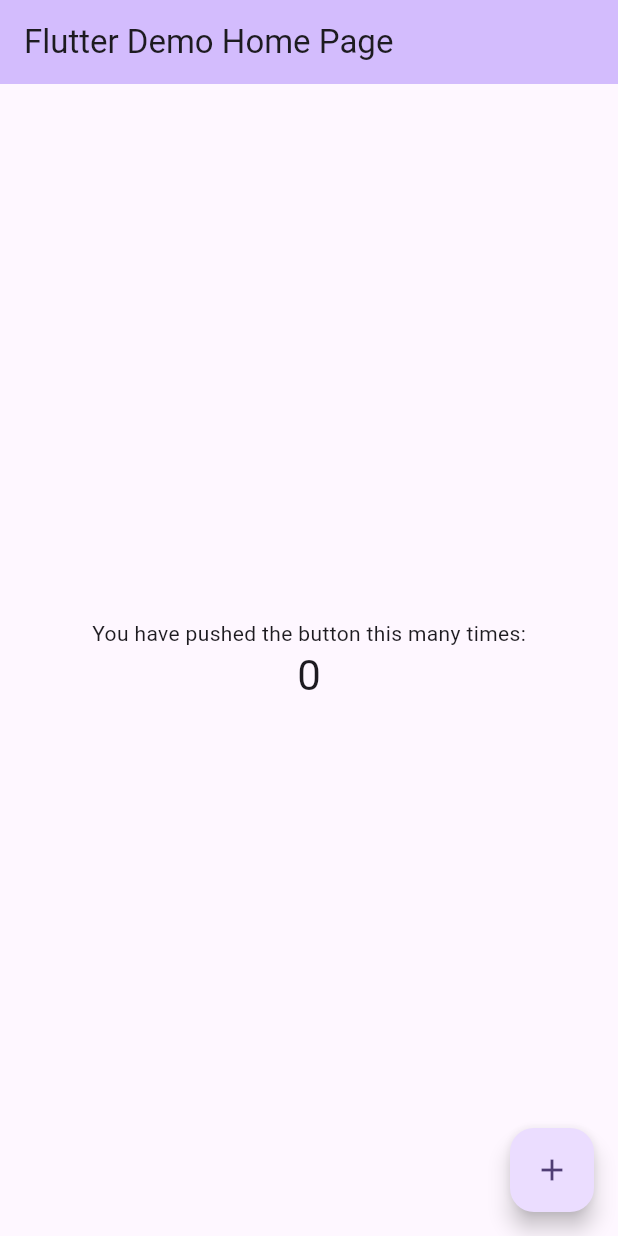
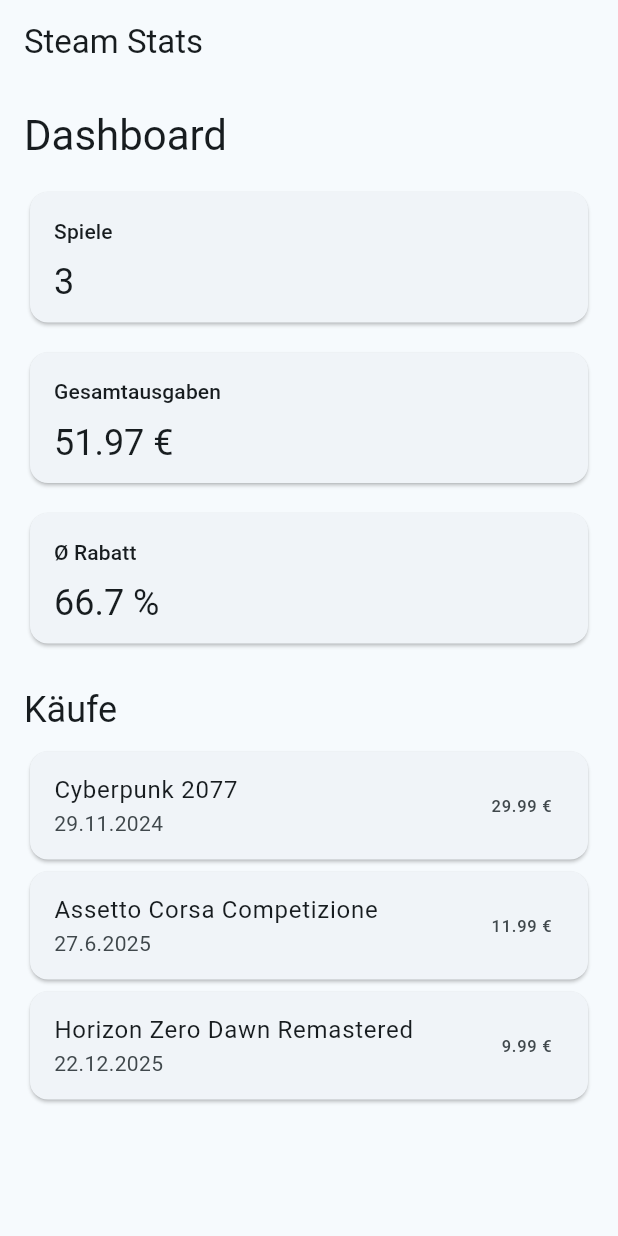
Before and after one commit to A350Fan/Purchase-Statistics, a Flutter app: the screen it shows after launch, on a phone screen of 412 x 824 dp. Run offline on Flutter 3.47's test engine with Material 3 defaults, Android fonts, the phone set to English and light mode, and no system bars.

Commit message:
Add initial Steam dashboard

```diff
--- /dev/null
+++ b/lib/logic/steam_statistics.dart
@@ -0,0 +1,39 @@
+import '../models/steam_purchase.dart';
+
+class SteamStatistics {
+  final List<SteamPurchase> purchases;
+
+  const SteamStatistics(this.purchases);
+
+  double get totalSpent {
+    return purchases.fold(0, (sum, purchase) => sum + purchase.price);
+  }
+
+  int get totalGames {
+    return purchases.length;
+  }
+
+  double? get averageDiscount {
+    final discounts = purchases
+        .map((purchase) => purchase.discount)
+        .whereType<double>()
+        .toList();
+
+    if (discounts.isEmpty) {
+      return null;
+    }
+
+    final sum = discounts.fold(0.0, (a, b) => a + b);
+    return sum / discounts.length;
+  }
+
+  Map<int, double> get spendingByYear {
+    final result = <int, double>{};
+
+    for (final purchase in purchases) {
+      result[purchase.year] = (result[purchase.year] ?? 0) + purchase.price;
+    }
+
+    return result;
+  }
+}
--- a/lib/main.dart
+++ b/lib/main.dart
@@ -1,122 +1,24 @@
 import 'package:flutter/material.dart';
 
+import 'screens/home_screen.dart';
+
 void main() {
-  runApp(const MyApp());
+  runApp(const SteamStatsApp());
 }
 
-class MyApp extends StatelessWidget {
-  const MyApp({super.key});
+class SteamStatsApp extends StatelessWidget {
+  const SteamStatsApp({super.key});
 
-  // This widget is the root of your application.
   @override
   Widget build(BuildContext context) {
     return MaterialApp(
-      title: 'Flutter Demo',
+      title: 'Steam Stats',
+      debugShowCheckedModeBanner: false,
       theme: ThemeData(
-        // This is the theme of your application.
-        //
-        // TRY THIS: Try running your application with "flutter run". You'll see
-        // the application has a purple toolbar. Then, without quitting the app,
-        // try changing the seedColor in the colorScheme below to Colors.green
-        // and then invoke "hot reload" (save your changes or press the "hot
-        // reload" button in a Flutter-supported IDE, or press "r" if you used
-        // the command line to start the app).
-        //
-        // Notice that the counter didn't reset back to zero; the application
-        // state is not lost during the reload. To reset the state, use hot
-        // restart instead.
-        //
-        // This works for code too, not just values: Most code changes can be
-        // tested with just a hot reload.
-        colorScheme: .fromSeed(seedColor: Colors.deepPurple),
+        colorScheme: ColorScheme.fromSeed(seedColor: Colors.blueGrey),
+        useMaterial3: true,
       ),
-      home: const MyHomePage(title: 'Flutter Demo Home Page'),
+      home: const HomeScreen(),
     );
   }
 }
-
-class MyHomePage extends StatefulWidget {
-  const MyHomePage({super.key, required this.title});
-
-  // This widget is the home page of your application. It is stateful, meaning
-  // that it has a State object (defined below) that contains fields that affect
-  // how it looks.
-
-  // This class is the configuration for the state. It holds the values (in this
-  // case the title) provided by the parent (in this case the App widget) and
-  // used by the build method of the State. Fields in a Widget subclass are
-  // always marked "final".
-
-  final String title;
-
-  @override
-  State<MyHomePage> createState() => _MyHomePageState();
-}
-
-class _MyHomePageState extends State<MyHomePage> {
-  int _counter = 0;
-
-  void _incrementCounter() {
-    setState(() {
-      // This call to setState tells the Flutter framework that something has
-      // changed in this State, which causes it to rerun the build method below
-      // so that the display can reflect the updated values. If we changed
-      // _counter without calling setState(), then the build method would not be
-      // called again, and so nothing would appear to happen.
-      _counter++;
-    });
-  }
-
-  @override
-  Widget build(BuildContext context) {
-    // This method is rerun every time setState is called, for instance as done
-    // by the _incrementCounter method above.
-    //
-    // The Flutter framework has been optimized to make rerunning build methods
-    // fast, so that you can just rebuild anything that needs updating rather
-    // than having to individually change instances of widgets.
-    return Scaffold(
-      appBar: AppBar(
-        // TRY THIS: Try changing the color here to a specific color (to
-        // Colors.amber, perhaps?) and trigger a hot reload to see the AppBar
-        // change color while the other colors stay the same.
-        backgroundColor: Theme.of(context).colorScheme.inversePrimary,
-        // Here we take the value from the MyHomePage object that was created by
-        // the App.build method, and use it to set our appbar title.
-        title: Text(widget.title),
-      ),
-      body: Center(
-        // Center is a layout widget. It takes a single child and positions it
-        // in the middle of the parent.
-        child: Column(
-          // Column is also a layout widget. It takes a list of children and
-          // arranges them vertically. By default, it sizes itself to fit its
-          // children horizontally, and tries to be as tall as its parent.
-          //
-          // Column has various properties to control how it sizes itself and
-          // how it positions its children. Here we use mainAxisAlignment to
-          // center the children vertically; the main axis here is the vertical
-          // axis because Columns are vertical (the cross axis would be
-          // horizontal).
-          //
-          // TRY THIS: Invoke "debug painting" (choose the "Toggle Debug Paint"
-          // action in the IDE, or press "p" in the console), to see the
-          // wireframe for each widget.
-          mainAxisAlignment: .center,
-          children: [
-            const Text('You have pushed the button this many times:'),
-            Text(
-              '$_counter',
-              style: Theme.of(context).textTheme.headlineMedium,
-            ),
-          ],
-        ),
-      ),
-      floatingActionButton: FloatingActionButton(
-        onPressed: _incrementCounter,
-        tooltip: 'Increment',
-        child: const Icon(Icons.add),
-      ),
-    );
-  }
-}
--- /dev/null
+++ b/lib/models/steam_purchase.dart
@@ -0,0 +1,31 @@
+class SteamPurchase {
+  final int? id;
+  final DateTime purchaseDate;
+  final String gameName;
+  final double price;
+  final double? originalPrice;
+  final String? note;
+
+  const SteamPurchase({
+    this.id,
+    required this.purchaseDate,
+    required this.gameName,
+    required this.price,
+    this.originalPrice,
+    this.note,
+  });
+
+  int get year => purchaseDate.year;
+
+  int get quarter {
+    return ((purchaseDate.month - 1) ~/ 3) + 1;
+  }
+
+  double? get discount {
+    if (originalPrice == null || originalPrice == 0) {
+      return null;
+    }
+
+    return 1 - (price / originalPrice!);
+  }
+}
--- /dev/null
+++ b/lib/screens/home_screen.dart
@@ -0,0 +1,109 @@
+import 'package:flutter/material.dart';
+
+import '../logic/steam_statistics.dart';
+import '../models/steam_purchase.dart';
+import '../widgets/stat_card.dart';
+
+class HomeScreen extends StatelessWidget {
+  const HomeScreen({super.key});
+
+  List<SteamPurchase> get testPurchases => [
+        SteamPurchase(
+          purchaseDate: DateTime(2024, 11, 29),
+          gameName: 'Cyberpunk 2077',
+          price: 29.99,
+          originalPrice: 59.99,
+        ),
+        SteamPurchase(
+          purchaseDate: DateTime(2025, 6, 27),
+          gameName: 'Assetto Corsa Competizione',
+          price: 11.99,
+          originalPrice: 39.99,
+        ),
+        SteamPurchase(
+          purchaseDate: DateTime(2025, 12, 22),
+          gameName: 'Horizon Zero Dawn Remastered',
+          price: 9.99,
+          originalPrice: 49.99,
+        ),
+      ];
+
+  @override
+  Widget build(BuildContext context) {
+    final stats = SteamStatistics(testPurchases);
+
+    return Scaffold(
+      appBar: AppBar(
+        title: const Text('Steam Stats'),
+      ),
+      body: Padding(
+        padding: const EdgeInsets.all(16),
+        child: LayoutBuilder(
+          builder: (context, constraints) {
+            final isWide = constraints.maxWidth > 700;
+
+            return Column(
+              crossAxisAlignment: CrossAxisAlignment.start,
+              children: [
+                Text(
+                  'Dashboard',
+                  style: Theme.of(context).textTheme.headlineMedium,
+                ),
+                const SizedBox(height: 16),
+                GridView.count(
+                  shrinkWrap: true,
+                  crossAxisCount: isWide ? 3 : 1,
+                  crossAxisSpacing: 12,
+                  mainAxisSpacing: 12,
+                  childAspectRatio: isWide ? 2.4 : 4,
+                  children: [
+                    StatCard(
+                      title: 'Spiele',
+                      value: stats.totalGames.toString(),
+                    ),
+                    StatCard(
+                      title: 'Gesamtausgaben',
+                      value: '${stats.totalSpent.toStringAsFixed(2)} €',
+                    ),
+                    StatCard(
+                      title: 'Ø Rabatt',
+                      value: stats.averageDiscount == null
+                          ? '-'
+                          : '${(stats.averageDiscount! * 100).toStringAsFixed(1)} %',
+                    ),
+                  ],
+                ),
+                const SizedBox(height: 24),
+                Text(
+                  'Käufe',
+                  style: Theme.of(context).textTheme.headlineSmall,
+                ),
+                const SizedBox(height: 8),
+                Expanded(
+                  child: ListView.builder(
+                    itemCount: testPurchases.length,
+                    itemBuilder: (context, index) {
+                      final purchase = testPurchases[index];
+
+                      return Card(
+                        child: ListTile(
+                          title: Text(purchase.gameName),
+                          subtitle: Text(
+                            '${purchase.purchaseDate.day}.${purchase.purchaseDate.month}.${purchase.purchaseDate.year}',
+                          ),
+                          trailing: Text(
+                            '${purchase.price.toStringAsFixed(2)} €',
+                          ),
+                        ),
+                      );
+                    },
+                  ),
+                ),
+              ],
+            );
+          },
+        ),
+      ),
+    );
+  }
+}
--- /dev/null
+++ b/lib/widgets/stat_card.dart
@@ -0,0 +1,36 @@
+import 'package:flutter/material.dart';
+
+class StatCard extends StatelessWidget {
+  final String title;
+  final String value;
+
+  const StatCard({
+    super.key,
+    required this.title,
+    required this.value,
+  });
+
+  @override
+  Widget build(BuildContext context) {
+    return Card(
+      child: Padding(
+        padding: const EdgeInsets.all(16),
+        child: Column(
+          mainAxisAlignment: MainAxisAlignment.center,
+          crossAxisAlignment: CrossAxisAlignment.start,
+          children: [
+            Text(
+              title,
+              style: Theme.of(context).textTheme.labelLarge,
+            ),
+            const SizedBox(height: 8),
+            Text(
+              value,
+              style: Theme.of(context).textTheme.headlineSmall,
+            ),
+          ],
+        ),
+      ),
+    );
+  }
+}
```
